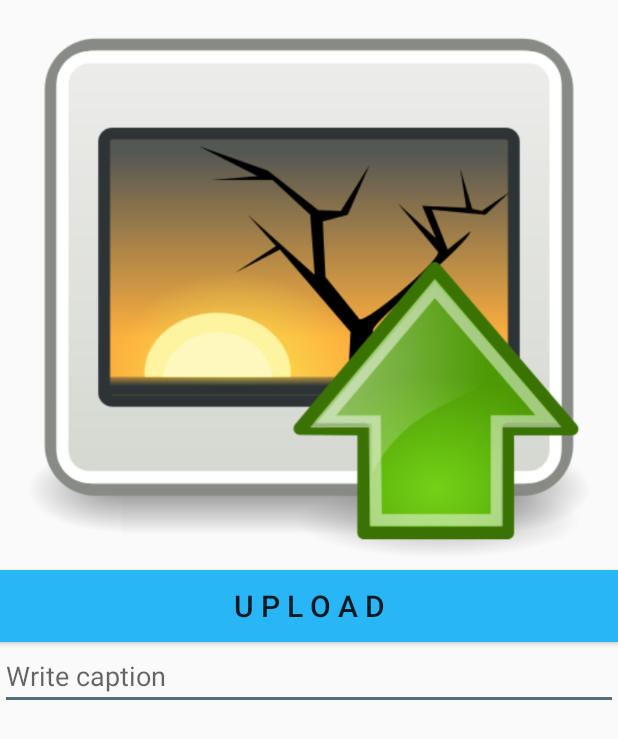
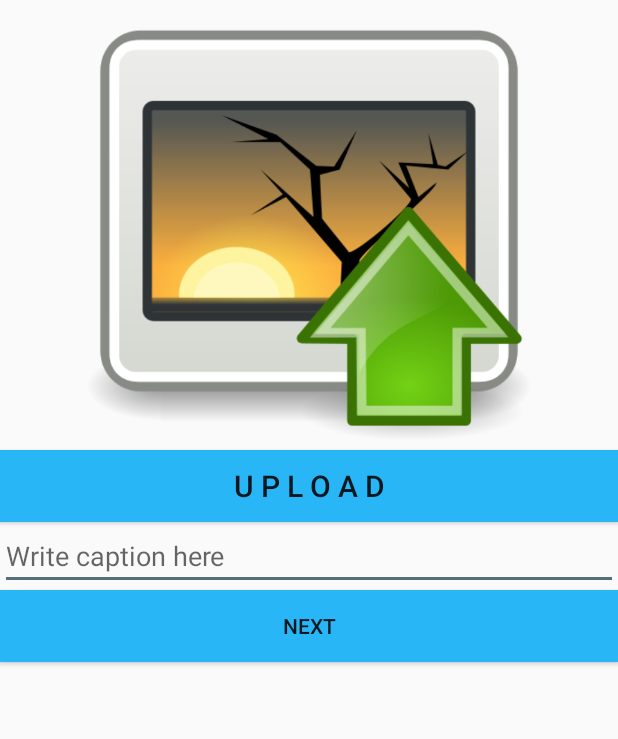
Before and after one commit to saksheesaxena/Customer_Complaints, an Android app: the layout upload_activity.xml on its own in the app's theme, with its tools: preview values and no code run, on a phone screen of 412 x 824 dp. Shown: the top 739 px of the screen. Run offline under Robolectric (Android 15) with nearby library versions, the phone set to English and light mode, and no system bars.

Commit message:
upload photo activity changes

```diff
--- a/app/src/main/java/com/example/admin/customer_complaints/Activities/ChoiceSelectionActivity.java
+++ b/app/src/main/java/com/example/admin/customer_complaints/Activities/ChoiceSelectionActivity.java
@@ -76,6 +76,12 @@ public class ChoiceSelectionActivity extends BaseActivity {
 
         b2.setOnClickListener(new View.OnClickListener() {
             public void onClick(View v) {
+                startActivity(new Intent(ChoiceSelectionActivity.this, UploadActivity.class));
+            }
+        });
+
+        b3.setOnClickListener(new View.OnClickListener() {
+            public void onClick(View v) {
                 startActivity(new Intent(ChoiceSelectionActivity.this, ComplaintDescActivity.class));
             }
         });
--- a/app/src/main/res/layout/upload_activity.xml
+++ b/app/src/main/res/layout/upload_activity.xml
@@ -6,7 +6,7 @@
 
     <ImageView
         android:layout_width="match_parent"
-        android:layout_height="380dp"
+        android:layout_height="300dp"
         android:id="@+id/imageView2"
         android:src="@drawable/icon2"
         android:layout_gravity="center_vertical"
@@ -18,7 +18,6 @@
         android:text="U p l o a d"
         android:id="@+id/upload"
         android:layout_gravity="bottom"
-        android:onClick=""
         android:textSize="20dp"
         android:background="@color/colorPrimary" />
 
@@ -27,9 +26,18 @@
         android:id="@+id/caption"
         android:layout_width="match_parent"
         android:layout_height="wrap_content"
-        android:hint="Write caption"
+        android:hint="Write caption here"
         android:singleLine="true"
         android:layout_toRightOf="@id/upload"
         android:layout_alignParentBottom="true" />
 
+    <Button
+        style="?android:attr/buttonStyleSmall"
+        android:layout_width="match_parent"
+        android:layout_height="wrap_content"
+        android:text="Next"
+        android:id="@+id/next"
+        android:background="@color/colorPrimary"
+        android:layout_gravity="center_horizontal" />
+
 </LinearLayout>
```
Also changed, not shown: app/src/main/AndroidManifest.xml (+3 -4 lines), app/src/main/java/com/example/admin/customer_complaints/Activities/UploadActivity.java (+35 -65 lines).
